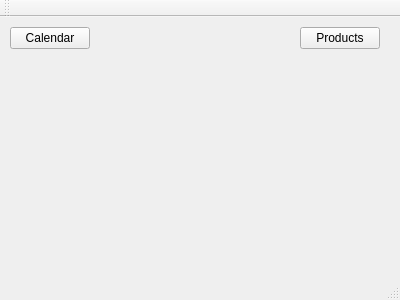
Gance54/test_qt, file mainwindow.ui: the form before one commit.
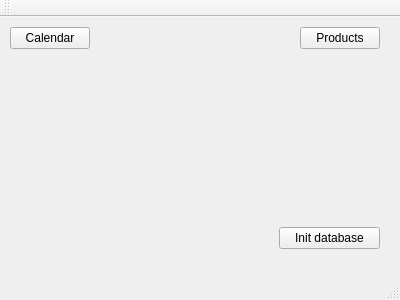
The form after the commit.

Patch:
```diff
--- a/mainwindow.ui
+++ b/mainwindow.ui
@@ -40,6 +40,19 @@
      <string>Products</string>
     </property>
    </widget>
+   <widget class="QPushButton" name="InitDatabase">
+    <property name="geometry">
+     <rect>
+      <x>279</x>
+      <y>210</y>
+      <width>101</width>
+      <height>22</height>
+     </rect>
+    </property>
+    <property name="text">
+     <string>Init database</string>
+    </property>
+   </widget>
   </widget>
   <widget class="QMenuBar" name="menuBar">
    <property name="geometry">
```
